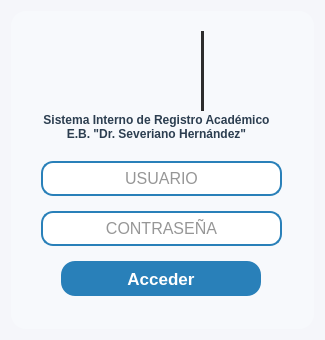
Qt form resources/ui/login.ui (Proyecto-Uptjaa/Proyecto_SIRA) before a commit.
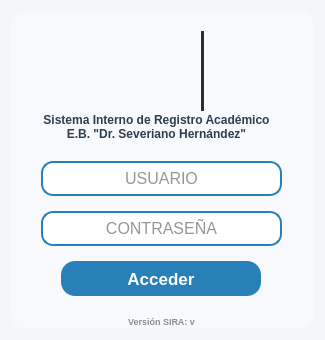
The same form after that commit. Icons and pictures are not drawn.

Commit message: Ajustes interfaz

```diff
--- a/resources/ui/login.ui
+++ b/resources/ui/login.ui
@@ -347,6 +347,49 @@
        <bool>true</bool>
       </property>
      </widget>
+     <widget class="QLabel" name="lblVersion">
+      <property name="geometry">
+       <rect>
+        <x>50</x>
+        <y>300</y>
+        <width>201</width>
+        <height>21</height>
+       </rect>
+      </property>
+      <property name="minimumSize">
+       <size>
+        <width>100</width>
+        <height>21</height>
+       </size>
+      </property>
+      <property name="maximumSize">
+       <size>
+        <width>325</width>
+        <height>120</height>
+       </size>
+      </property>
+      <property name="font">
+       <font>
+        <family>Segoe UI</family>
+        <pointsize>7</pointsize>
+        <bold>true</bold>
+       </font>
+      </property>
+      <property name="styleSheet">
+       <string notr="true">QLabel {
+	color: rgb(140, 143, 146);
+}</string>
+      </property>
+      <property name="text">
+       <string>Versión SIRA: v</string>
+      </property>
+      <property name="alignment">
+       <set>Qt::AlignmentFlag::AlignCenter</set>
+      </property>
+      <property name="wordWrap">
+       <bool>true</bool>
+      </property>
+     </widget>
      <zorder>lblLogo_login</zorder>
      <zorder>inputUser</zorder>
      <zorder>inputPassword</zorder>
```
Left out of the diff: 1 changed line with no effect on the pictures. The commit also changes 7 other files.
